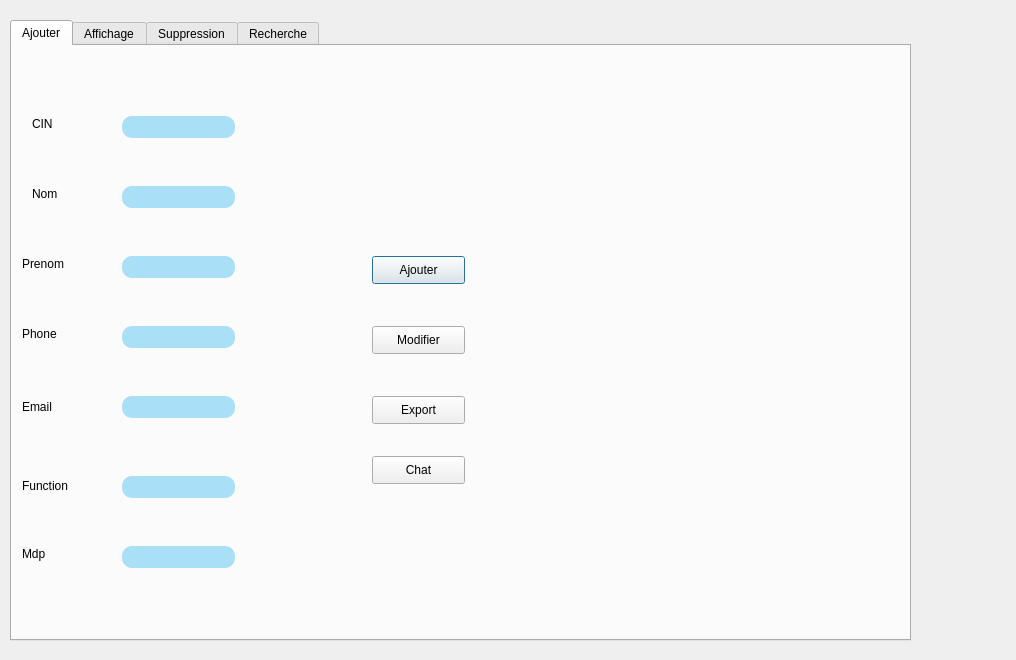
This is dialog.ui in medoussemaboussida/Royal-Travelers as Qt 5 draws it before an edit. The edited form follows.
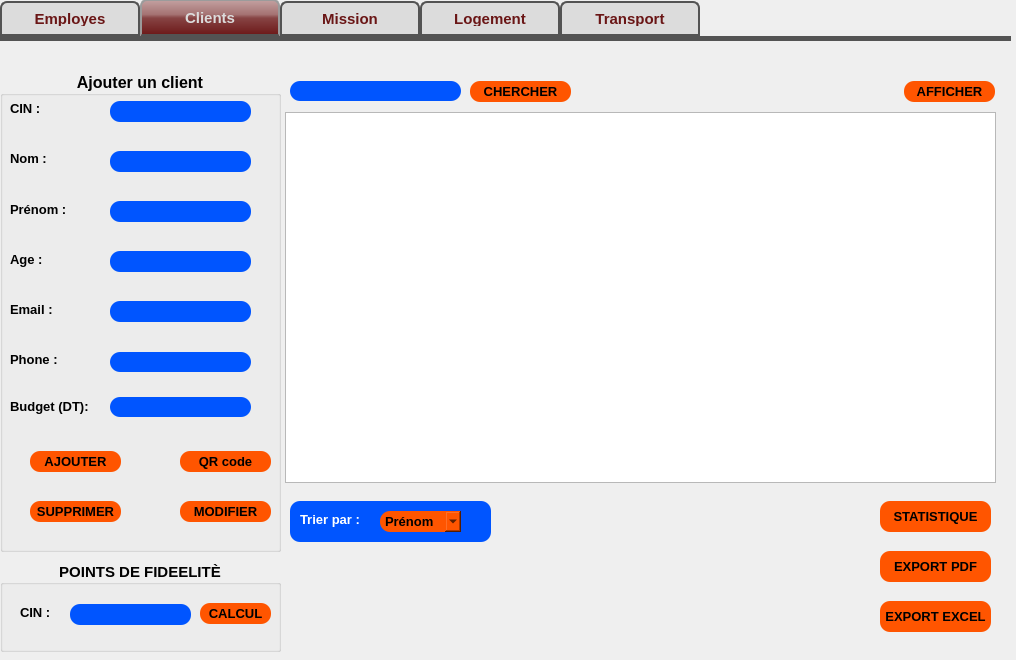
This is the edited form. The open tabs and pages were chosen to show the change.

Commit message: integration employee+clients

Patch:
```diff
--- a/dialog.ui
+++ b/dialog.ui
@@ -16,8 +16,65 @@
   <widget class="QTabWidget" name="tabWidget">
    <property name="geometry">
     <rect>
-     <x>10</x>
-     <y>20</y>
+     <x>0</x>
+     <y>-1</y>
+     <width>1011</width>
+     <height>661</height>
+    </rect>
+   </property>
+   <property name="font">
+    <font>
+     <pointsize>10</pointsize>
+     <weight>75</weight>
+     <bold>true</bold>
+    </font>
+   </property>
+   <property name="styleSheet">
+    <string notr="true">QTabWidget::pane { /* The tab widget frame */
+border-top: 5px solid #535353;
+}
+QTabWidget::tab-bar {
+left: 0px; /* move to the right by 5px */
+}
+/* Style the tab using the tab sub-control. Note that it reads QTabBar _not_ QTabWidget */
+QTabBar::tab {
+background: #dcdcdc;
+border: 2px solid #535353;
+border-bottom-color: #535353; /* same as the pane color */
+border-top-left-radius: 7px;
+border-top-right-radius: 7px;
+min-width: 120px;
+padding: 8px;
+color: #6a1616;
+font-size:15px;
+font-family:Arial, Helvetica, sans-serif;
+}
+QTabBar::tab:selected, QTabBar::tab:hover {
+background: qlineargradient(x1: 0, y1: 0, x2: 0, y2: 1, stop: 0 #c3a1a1, stop: 0.4 #a57373, stop: 0.5 #874444, stop: 1.0 #6a1616);
+}
+QTabBar::tab:selected {
+border-color: #9B9B9B;
+border-bottom-color: #535353; /* same as pane color */
+color: #dcdcdc;
+font-size:15px;
+font-family:Arial, Helvetica, sans-serif;
+}
+QTabBar::tab:!selected {
+margin-top: 2px; /* make non-selected tabs look smaller */
+}</string>
+   </property>
+   <property name="currentIndex">
+    <number>0</number>
+   </property>
+   <widget class="QWidget" name="tab_9">
+    <attribute name="title">
+     <string>Employes</string>
+    </attribute>
+    <widget class="QTabWidget" name="tabWidget_2">
+     <property name="geometry">
+      <rect>
+       <x>0</x>
+       <y>0</y>
      <width>901</width>
      <height>621</height>
     </rect>
@@ -32,48 +89,73 @@
     <widget class="QPushButton" name="pb_ajouter">
      <property name="geometry">
       <rect>
-       <x>360</x>
-       <y>210</y>
+         <x>470</x>
+         <y>100</y>
        <width>93</width>
        <height>28</height>
       </rect>
      </property>
+       <property name="font">
+        <font>
+         <pointsize>10</pointsize>
+         <weight>75</weight>
+         <bold>true</bold>
+        </font>
+       </property>
      <property name="styleSheet">
-      <string notr="true">QPushButton:hover
-{
-color:blue;
-border-radius:15px;
-background:#ff8000;
+        <string notr="true">QPushButton{
+color: rgb(0, 0, 0);
+background-color: rgb(255, 85, 0);
+border-radius:10px;
+}
+QPushButton:hover{
+
+color:rgb(255, 85, 0);
+background-color: rgb(0, 0, 0);
 }</string>
      </property>
      <property name="text">
-      <string>Ajouter</string>
+        <string>AJOUTER</string>
      </property>
     </widget>
     <widget class="QLabel" name="label">
      <property name="geometry">
       <rect>
-       <x>20</x>
+         <x>10</x>
        <y>70</y>
        <width>56</width>
        <height>16</height>
       </rect>
      </property>
+       <property name="font">
+        <font>
+         <pointsize>10</pointsize>
+         <weight>75</weight>
+         <bold>true</bold>
+        </font>
+       </property>
      <property name="text">
-      <string>CIN </string>
+        <string>CIN :</string>
      </property>
     </widget>
     <widget class="QLabel" name="label_2">
      <property name="geometry">
       <rect>
-       <x>20</x>
+         <x>10</x>
        <y>140</y>
        <width>56</width>
        <height>16</height>
       </rect>
      </property>
+       <property name="font">
+        <font>
+         <pointsize>10</pointsize>
+         <weight>75</weight>
+         <bold>true</bold>
+        </font>
+       </property>
      <property name="text">
-      <string>Nom</string>
+        <string>Nom :</string>
      </property>
     </widget>
     <widget class="QLabel" name="label_3">
@@ -81,12 +163,19 @@
       <rect>
        <x>10</x>
        <y>210</y>
-       <width>56</width>
+         <width>81</width>
        <height>16</height>
       </rect>
      </property>
+       <property name="font">
+        <font>
+         <pointsize>10</pointsize>
+         <weight>75</weight>
+         <bold>true</bold>
+        </font>
+       </property>
      <property name="text">
-      <string>Prenom</string>
+        <string>Prenom :</string>
      </property>
     </widget>
     <widget class="QLabel" name="label_4">
@@ -98,8 +187,15 @@
        <height>21</height>
       </rect>
      </property>
+       <property name="font">
+        <font>
+         <pointsize>10</pointsize>
+         <weight>75</weight>
+         <bold>true</bold>
+        </font>
+       </property>
      <property name="text">
-      <string>Email</string>
+        <string>Email :</string>
      </property>
     </widget>
     <widget class="QLabel" name="label_5">
@@ -107,12 +203,19 @@
       <rect>
        <x>10</x>
        <y>280</y>
-       <width>56</width>
+         <width>81</width>
        <height>16</height>
       </rect>
      </property>
+       <property name="font">
+        <font>
+         <pointsize>10</pointsize>
+         <weight>75</weight>
+         <bold>true</bold>
+        </font>
+       </property>
      <property name="text">
-      <string>Phone</string>
+        <string>Phone :</string>
      </property>
     </widget>
     <widget class="QLabel" name="label_6">
@@ -120,26 +223,40 @@
       <rect>
        <x>10</x>
        <y>430</y>
-       <width>56</width>
+         <width>131</width>
        <height>20</height>
       </rect>
      </property>
+       <property name="font">
+        <font>
+         <pointsize>10</pointsize>
+         <weight>75</weight>
+         <bold>true</bold>
+        </font>
+       </property>
      <property name="text">
-      <string>Function</string>
+        <string>Fonction :</string>
      </property>
     </widget>
     <widget class="QLineEdit" name="lineEdit_CIN">
      <property name="geometry">
       <rect>
-       <x>110</x>
+         <x>160</x>
        <y>70</y>
-       <width>113</width>
+         <width>131</width>
        <height>22</height>
       </rect>
      </property>
+       <property name="font">
+        <font>
+         <pointsize>9</pointsize>
+         <weight>75</weight>
+         <bold>true</bold>
+        </font>
+       </property>
      <property name="styleSheet">
-      <string notr="true">background-color: rgb(169, 223, 247);
-color:rgb(0,0,0);
+        <string notr="true">color: rgb(255,255,255);
+background-color: rgb(0, 85, 255);
 border-radius:10px;</string>
      </property>
      <property name="text">
@@ -149,75 +266,110 @@
     <widget class="QLineEdit" name="lineEdit_Prenom">
      <property name="geometry">
       <rect>
-       <x>110</x>
+         <x>160</x>
        <y>210</y>
-       <width>113</width>
+         <width>131</width>
        <height>22</height>
       </rect>
      </property>
+       <property name="font">
+        <font>
+         <pointsize>9</pointsize>
+         <weight>75</weight>
+         <bold>true</bold>
+        </font>
+       </property>
      <property name="styleSheet">
-      <string notr="true">background-color: rgb(169, 223, 247);
-color:rgb(0,0,0);
+        <string notr="true">color: rgb(255,255,255);
+background-color: rgb(0, 85, 255);
 border-radius:10px;</string>
      </property>
     </widget>
     <widget class="QLineEdit" name="lineEdit_Email">
      <property name="geometry">
       <rect>
-       <x>110</x>
+         <x>160</x>
        <y>350</y>
-       <width>113</width>
+         <width>131</width>
        <height>22</height>
       </rect>
      </property>
+       <property name="font">
+        <font>
+         <pointsize>9</pointsize>
+         <weight>75</weight>
+         <bold>true</bold>
+        </font>
+       </property>
      <property name="styleSheet">
-      <string notr="true">background-color: rgb(169, 223, 247);
-color:rgb(0,0,0);
+        <string notr="true">color: rgb(255,255,255);
+background-color: rgb(0, 85, 255);
 border-radius:10px;</string>
      </property>
     </widget>
     <widget class="QLineEdit" name="lineEdit_Function">
      <property name="geometry">
       <rect>
-       <x>110</x>
+         <x>160</x>
        <y>430</y>
-       <width>113</width>
+         <width>131</width>
        <height>22</height>
       </rect>
      </property>
+       <property name="font">
+        <font>
+         <pointsize>9</pointsize>
+         <weight>75</weight>
+         <bold>true</bold>
+        </font>
+       </property>
      <property name="styleSheet">
-      <string notr="true">background-color: rgb(169, 223, 247);
-color:rgb(0,0,0);
+        <string notr="true">color: rgb(255,255,255);
+background-color: rgb(0, 85, 255);
 border-radius:10px;</string>
      </property>
     </widget>
     <widget class="QLineEdit" name="lineEdit_Phone">
      <property name="geometry">
       <rect>
-       <x>110</x>
+         <x>160</x>
        <y>280</y>
-       <width>113</width>
+         <width>131</width>
        <height>22</height>
       </rect>
      </property>
+       <property name="font">
+        <font>
+         <pointsize>9</pointsize>
+         <weight>75</weight>
+         <bold>true</bold>
+        </font>
+       </property>
      <property name="styleSheet">
-      <string notr="true">background-color: rgb(169, 223, 247);
-color:rgb(0,0,0);
+        <string notr="true">color: rgb(255,255,255);
+background-color: rgb(0, 85, 255);
 border-radius:10px;</string>
      </property>
     </widget>
     <widget class="QLineEdit" name="lineEdit_Nom">
      <property name="geometry">
       <rect>
-       <x>110</x>
+         <x>160</x>
        <y>140</y>
-       <width>113</width>
+         <width>131</width>
        <height>22</height>
       </rect>
      </property>
+       <property name="font">
+        <font>
+         <pointsize>9</pointsize>
+         <weight>75</weight>
+         <bold>true</bold>
+        </font>
+       </property>
      <property name="styleSheet">
-      <string notr="true">background-color: rgb(169, 223, 247);
-color:rgb(0,0,0);
+        <string notr="true">color: rgb(255,255,255);
+background-color: rgb(0, 85, 255);
 border-radius:10px;</string>
      </property>
     </widget>
@@ -226,90 +378,137 @@
       <rect>
        <x>10</x>
        <y>500</y>
-       <width>56</width>
+         <width>131</width>
        <height>16</height>
       </rect>
      </property>
+       <property name="font">
+        <font>
+         <pointsize>10</pointsize>
+         <weight>75</weight>
+         <bold>true</bold>
+        </font>
+       </property>
      <property name="text">
-      <string>Mdp</string>
+        <string>Mot de passe :</string>
      </property>
     </widget>
     <widget class="QLineEdit" name="lineEdit_Mdp">
      <property name="geometry">
       <rect>
-       <x>110</x>
+         <x>160</x>
        <y>500</y>
-       <width>113</width>
+         <width>131</width>
        <height>22</height>
       </rect>
      </property>
+       <property name="font">
+        <font>
+         <pointsize>9</pointsize>
+         <weight>75</weight>
+         <bold>true</bold>
+        </font>
+       </property>
      <property name="styleSheet">
-      <string notr="true">background-color: rgb(169, 223, 247);
-color:rgb(0,0,0);
+        <string notr="true">color: rgb(255,255,255);
+background-color: rgb(0, 85, 255);
 border-radius:10px;</string>
      </property>
     </widget>
     <widget class="QPushButton" name="pb_modifier">
      <property name="geometry">
       <rect>
-       <x>360</x>
-       <y>280</y>
+         <x>470</x>
+         <y>170</y>
        <width>93</width>
        <height>28</height>
       </rect>
      </property>
+       <property name="font">
+        <font>
+         <pointsize>10</pointsize>
+         <weight>75</weight>
+         <bold>true</bold>
+        </font>
+       </property>
      <property name="styleSheet">
-      <string notr="true">QPushButton:hover
-{
-color:blue;
-border-radius:15px;
-background:#ff8000;
+        <string notr="true">QPushButton{
+color: rgb(0, 0, 0);
+background-color: rgb(255, 85, 0);
+border-radius:10px;
+}
+QPushButton:hover{
+
+color:rgb(255, 85, 0);
+background-color: rgb(0, 0, 0);
 }</string>
      </property>
      <property name="text">
-      <string>Modifier</string>
+        <string>MODIFIER</string>
      </property>
     </widget>
     <widget class="QPushButton" name="pb_export">
      <property name="geometry">
       <rect>
-       <x>360</x>
-       <y>350</y>
+         <x>470</x>
+         <y>240</y>
        <width>93</width>
        <height>28</height>
       </rect>
      </property>
+       <property name="font">
+        <font>
+         <pointsize>10</pointsize>
+         <weight>75</weight>
+         <bold>true</bold>
+        </font>
+       </property>
      <property name="styleSheet">
-      <string notr="true">QPushButton:hover
-{
-color:blue;
-border-radius:15px;
-background:#ff8000;
+        <string notr="true">QPushButton{
+color: rgb(0, 0, 0);
+background-color: rgb(255, 85, 0);
+border-radius:10px;
+}
+QPushButton:hover{
+
+color:rgb(255, 85, 0);
+background-color: rgb(0, 0, 0);
 }</string>
      </property>
      <property name="text">
-      <string>Export</string>
+        <string>EXPORT PDF</string>
      </property>
     </widget>
     <widget class="QPushButton" name="pb_chat">
      <property name="geometry">
       <rect>
-       <x>360</x>
-       <y>410</y>
+         <x>470</x>
+         <y>300</y>
        <width>93</width>
        <height>28</height>
       </rect>
      </property>
+       <property name="font">
+        <font>
+         <pointsize>10</pointsize>
+         <weight>75</weight>
+         <bold>true</bold>
+        </font>
+       </property>
      <property name="styleSheet">
-      <string notr="true">QPushButton:hover
-{
-color:blue;
-border-radius:15px;
-background:#ff8000;
+        <string notr="true">QPushButton{
+color: rgb(0, 0, 0);
+background-color: rgb(255, 85, 0);
+border-radius:10px;
+}
+QPushButton:hover{
+
+color:rgb(255, 85, 0);
+background-color: rgb(0, 0, 0);
 }</string>
      </property>
      <property name="text">
-      <string>Chat</string>
+        <string>CHAT BOX</string>
      </property>
     </widget>
    </widget>
@@ -511,6 +710,880 @@
 border-radius:10px;</string>
      </property>
     </widget>
+     </widget>
+    </widget>
+   </widget>
+   <widget class="QWidget" name="tab_10">
+    <attribute name="title">
+     <string>Clients</string>
+    </attribute>
+    <widget class="QLabel" name="label_19">
+     <property name="geometry">
+      <rect>
+       <x>530</x>
+       <y>490</y>
+       <width>161</width>
+       <height>111</height>
+      </rect>
+     </property>
+     <property name="text">
+      <string/>
+     </property>
+    </widget>
+    <widget class="QPushButton" name="pushButton_stat">
+     <property name="geometry">
+      <rect>
+       <x>880</x>
+       <y>460</y>
+       <width>111</width>
+       <height>31</height>
+      </rect>
+     </property>
+     <property name="font">
+      <font>
+       <pointsize>10</pointsize>
+       <weight>75</weight>
+       <bold>true</bold>
+      </font>
+     </property>
+     <property name="styleSheet">
+      <string notr="true">QPushButton{
+color: rgb(0, 0, 0);
+background-color: rgb(255, 85, 0);
+border-radius:10px;
+}
+QPushButton:hover{
+
+color:rgb(255, 85, 0);
+background-color: rgb(0, 0, 0);
+}</string>
+     </property>
+     <property name="text">
+      <string>STATISTIQUE</string>
+     </property>
+    </widget>
+    <widget class="QGroupBox" name="groupBox_3">
+     <property name="geometry">
+      <rect>
+       <x>0</x>
+       <y>520</y>
+       <width>281</width>
+       <height>91</height>
+      </rect>
+     </property>
+     <property name="font">
+      <font>
+       <pointsize>11</pointsize>
+       <weight>75</weight>
+       <bold>true</bold>
+      </font>
+     </property>
+     <property name="styleSheet">
+      <string notr="true"/>
+     </property>
+     <property name="title">
+      <string>POINTS DE FIDEELITÈ</string>
+     </property>
+     <property name="alignment">
+      <set>Qt::AlignCenter</set>
+     </property>
+     <widget class="QLabel" name="label_28">
+      <property name="geometry">
+       <rect>
+        <x>20</x>
+        <y>41</y>
+        <width>47</width>
+        <height>20</height>
+       </rect>
+      </property>
+      <property name="font">
+       <font>
+        <pointsize>10</pointsize>
+        <weight>75</weight>
+        <bold>true</bold>
+       </font>
+      </property>
+      <property name="text">
+       <string>CIN :</string>
+      </property>
+     </widget>
+     <widget class="QLineEdit" name="lineEdit_cinfidele_2">
+      <property name="geometry">
+       <rect>
+        <x>70</x>
+        <y>43</y>
+        <width>121</width>
+        <height>21</height>
+       </rect>
+      </property>
+      <property name="font">
+       <font>
+        <pointsize>9</pointsize>
+        <weight>75</weight>
+        <bold>true</bold>
+       </font>
+      </property>
+      <property name="styleSheet">
+       <string notr="true">color: rgb(255,255,255);
+background-color: rgb(0, 85, 255);
+border-radius:10px;</string>
+      </property>
+     </widget>
+     <widget class="QPushButton" name="pushButton_calcul_2">
+      <property name="geometry">
+       <rect>
+        <x>200</x>
+        <y>42</y>
+        <width>71</width>
+        <height>21</height>
+       </rect>
+      </property>
+      <property name="font">
+       <font>
+        <pointsize>10</pointsize>
+        <weight>75</weight>
+        <bold>true</bold>
+       </font>
+      </property>
+      <property name="styleSheet">
+       <string notr="true">QPushButton{
+color: rgb(0, 0, 0);
+background-color: rgb(255, 85, 0);
+border-radius:10px;
+}
+QPushButton:hover{
+
+color:rgb(255, 85, 0);
+background-color: rgb(0, 0, 0);
+}</string>
+      </property>
+      <property name="text">
+       <string>CALCUL</string>
+      </property>
+     </widget>
+    </widget>
+    <widget class="QPushButton" name="pushButton_excel">
+     <property name="geometry">
+      <rect>
+       <x>880</x>
+       <y>560</y>
+       <width>111</width>
+       <height>31</height>
+      </rect>
+     </property>
+     <property name="font">
+      <font>
+       <pointsize>10</pointsize>
+       <weight>75</weight>
+       <bold>true</bold>
+      </font>
+     </property>
+     <property name="styleSheet">
+      <string notr="true">QPushButton{
+color: rgb(0, 0, 0);
+background-color: rgb(255, 85, 0);
+border-radius:10px;
+}
+QPushButton:hover{
+
+color:rgb(255, 85, 0);
+background-color: rgb(0, 0, 0);
+}</string>
+     </property>
+     <property name="text">
+      <string>EXPORT EXCEL</string>
+     </property>
+    </widget>
+    <widget class="QGroupBox" name="groupBox">
+     <property name="geometry">
+      <rect>
+       <x>0</x>
+       <y>30</y>
+       <width>281</width>
+       <height>481</height>
+      </rect>
+     </property>
+     <property name="font">
+      <font>
+       <pointsize>12</pointsize>
+       <weight>75</weight>
+       <bold>true</bold>
+      </font>
+     </property>
+     <property name="styleSheet">
+      <string notr="true"/>
+     </property>
+     <property name="title">
+      <string>Ajouter un client</string>
+     </property>
+     <property name="alignment">
+      <set>Qt::AlignCenter</set>
+     </property>
+     <widget class="QLabel" name="label_29">
+      <property name="geometry">
+       <rect>
+        <x>10</x>
+        <y>80</y>
+        <width>47</width>
+        <height>14</height>
+       </rect>
+      </property>
+      <property name="font">
+       <font>
+        <pointsize>10</pointsize>
+        <weight>75</weight>
+        <bold>true</bold>
+       </font>
+      </property>
+      <property name="text">
+       <string>Nom :</string>
+      </property>
+     </widget>
+     <widget class="QLabel" name="label_30">
+      <property name="geometry">
+       <rect>
+        <x>10</x>
+        <y>130</y>
+        <width>61</width>
+        <height>16</height>
+       </rect>
+      </property>
+      <property name="font">
+       <font>
+        <pointsize>10</pointsize>
+        <weight>75</weight>
+        <bold>true</bold>
+       </font>
+      </property>
+      <property name="text">
+       <string>Prénom :</string>
+      </property>
+     </widget>
+     <widget class="QLabel" name="label_31">
+      <property name="geometry">
+       <rect>
+        <x>10</x>
+        <y>30</y>
+        <width>47</width>
+        <height>14</height>
+       </rect>
+      </property>
+      <property name="font">
+       <font>
+        <pointsize>10</pointsize>
+        <weight>75</weight>
+        <bold>true</bold>
+       </font>
+      </property>
+      <property name="focusPolicy">
+       <enum>Qt::NoFocus</enum>
+      </property>
+      <property name="styleSheet">
+       <string notr="true"/>
+      </property>
+      <property name="text">
+       <string>CIN :</string>
+      </property>
+     </widget>
+     <widget class="QLabel" name="label_32">
+      <property name="geometry">
+       <rect>
+        <x>10</x>
+        <y>180</y>
+        <width>47</width>
+        <height>16</height>
+       </rect>
+      </property>
+      <property name="font">
+       <font>
+        <pointsize>10</pointsize>
+        <weight>75</weight>
+        <bold>true</bold>
+       </font>
+      </property>
+      <property name="text">
+       <string>Age :</string>
+      </property>
+     </widget>
+     <widget class="QLabel" name="label_33">
+      <property name="geometry">
+       <rect>
+        <x>10</x>
+        <y>230</y>
+        <width>51</width>
+        <height>16</height>
+       </rect>
+      </property>
+      <property name="font">
+       <font>
+        <pointsize>10</pointsize>
+        <weight>75</weight>
+        <bold>true</bold>
+       </font>
+      </property>
+      <property name="text">
+       <string>Email :</string>
+      </property>
+     </widget>
+     <widget class="QLabel" name="label_34">
+      <property name="geometry">
+       <rect>
+        <x>10</x>
+        <y>280</y>
+        <width>51</width>
+        <height>16</height>
+       </rect>
+      </property>
+      <property name="font">
+       <font>
+        <pointsize>10</pointsize>
+        <weight>75</weight>
+        <bold>true</bold>
+       </font>
+      </property>
+      <property name="text">
+       <string>Phone :</string>
+      </property>
+     </widget>
+     <widget class="QLineEdit" name="lineEdit_nom_2">
+      <property name="geometry">
+       <rect>
+        <x>110</x>
+        <y>80</y>
+        <width>141</width>
+        <height>21</height>
+       </rect>
+      </property>
+      <property name="font">
+       <font>
+        <pointsize>9</pointsize>
+        <weight>75</weight>
+        <bold>true</bold>
+       </font>
+      </property>
+      <property name="styleSheet">
+       <string notr="true">color: rgb(255,255,255);
+background-color: rgb(0, 85, 255);
+border-radius:10px;</string>
+      </property>
+      <property name="dragEnabled">
+       <bool>false</bool>
+      </property>
+     </widget>
+     <widget class="QLineEdit" name="lineEdit_prenom_2">
+      <property name="geometry">
+       <rect>
+        <x>110</x>
+        <y>130</y>
+        <width>141</width>
+        <height>21</height>
+       </rect>
+      </property>
+      <property name="font">
+       <font>
+        <pointsize>9</pointsize>
+        <weight>75</weight>
+        <bold>true</bold>
+       </font>
+      </property>
+      <property name="styleSheet">
+       <string notr="true">color: rgb(255,255,255);
+background-color: rgb(0, 85, 255);
+border-radius:10px;</string>
+      </property>
+     </widget>
+     <widget class="QLineEdit" name="lineEdit_cin_2">
+      <property name="geometry">
+       <rect>
+        <x>110</x>
+        <y>30</y>
+        <width>141</width>
+        <height>21</height>
+       </rect>
+      </property>
+      <property name="font">
+       <font>
+        <pointsize>9</pointsize>
+        <weight>75</weight>
+        <bold>true</bold>
+       </font>
+      </property>
+      <property name="styleSheet">
+       <string notr="true">color: rgb(255,255,255);
+background-color: rgb(0, 85, 255);
+border-radius:10px;</string>
+      </property>
+      <property name="dragEnabled">
+       <bool>false</bool>
+      </property>
+     </widget>
+     <widget class="QLineEdit" name="lineEdit_email_2">
+      <property name="geometry">
+       <rect>
+        <x>110</x>
+        <y>230</y>
+        <width>141</width>
+        <height>21</height>
+       </rect>
+      </property>
+      <property name="font">
+       <font>
+        <pointsize>9</pointsize>
+        <weight>75</weight>
+        <bold>true</bold>
+       </font>
+      </property>
+      <property name="styleSheet">
+       <string notr="true">color: rgb(255,255,255);
+background-color: rgb(0, 85, 255);
+border-radius:10px;</string>
+      </property>
+     </widget>
+     <widget class="QLineEdit" name="lineEdit_phone_2">
+      <property name="geometry">
+       <rect>
+        <x>110</x>
+        <y>281</y>
+        <width>141</width>
+        <height>20</height>
+       </rect>
+      </property>
+      <property name="font">
+       <font>
+        <pointsize>9</pointsize>
+        <weight>75</weight>
+        <bold>true</bold>
+       </font>
+      </property>
+      <property name="styleSheet">
+       <string notr="true">color: rgb(255,255,255);
+background-color: rgb(0, 85, 255);
+border-radius:10px;</string>
+      </property>
+     </widget>
+     <widget class="QLineEdit" name="lineEdit_age_2">
+      <property name="geometry">
+       <rect>
+        <x>110</x>
+        <y>180</y>
+        <width>141</width>
+        <height>21</height>
+       </rect>
+      </property>
+      <property name="font">
+       <font>
+        <pointsize>9</pointsize>
+        <weight>75</weight>
+        <bold>true</bold>
+       </font>
+      </property>
+      <property name="styleSheet">
+       <string notr="true">color: rgb(255,255,255);
+background-color: rgb(0, 85, 255);
+border-radius:10px;</string>
+      </property>
+     </widget>
+     <widget class="QLabel" name="label_35">
+      <property name="geometry">
+       <rect>
+        <x>10</x>
+        <y>320</y>
+        <width>91</width>
+        <height>31</height>
+       </rect>
+      </property>
+      <property name="font">
+       <font>
+        <pointsize>10</pointsize>
+        <weight>75</weight>
+        <bold>true</bold>
+       </font>
+      </property>
+      <property name="text">
+       <string>Budget (DT):</string>
+      </property>
+     </widget>
+     <widget class="QLineEdit" name="lineEdit_budget_2">
+      <property name="geometry">
+       <rect>
+        <x>110</x>
+        <y>326</y>
+        <width>141</width>
+        <height>20</height>
+       </rect>
+      </property>
+      <property name="font">
+       <font>
+        <pointsize>9</pointsize>
+        <weight>75</weight>
+        <bold>true</bold>
+       </font>
+      </property>
+      <property name="styleSheet">
+       <string notr="true">color: rgb(255,255,255);
+background-color: rgb(0, 85, 255);
+border-radius:10px;</string>
+      </property>
+     </widget>
+     <widget class="QPushButton" name="pushButton_ajouter_2">
+      <property name="geometry">
+       <rect>
+        <x>30</x>
+        <y>380</y>
+        <width>91</width>
+        <height>21</height>
+       </rect>
+      </property>
+      <property name="font">
+       <font>
+        <pointsize>10</pointsize>
+        <weight>75</weight>
+        <bold>true</bold>
+       </font>
+      </property>
+      <property name="styleSheet">
+       <string notr="true">QPushButton{
+color: rgb(0, 0, 0);
+background-color: rgb(255, 85, 0);
+border-radius:10px;
+}
+QPushButton:hover{
+
+color:rgb(255, 85, 0);
+background-color: rgb(0, 0, 0);
+}</string>
+      </property>
+      <property name="text">
+       <string>AJOUTER</string>
+      </property>
+     </widget>
+     <widget class="QPushButton" name="pushButton_modifier_2">
+      <property name="geometry">
+       <rect>
+        <x>180</x>
+        <y>430</y>
+        <width>91</width>
+        <height>21</height>
+       </rect>
+      </property>
+      <property name="font">
+       <font>
+        <pointsize>10</pointsize>
+        <weight>75</weight>
+        <bold>true</bold>
+       </font>
+      </property>
+      <property name="styleSheet">
+       <string notr="true">QPushButton{
+color: rgb(0, 0, 0);
+background-color: rgb(255, 85, 0);
+border-radius:10px;
+}
+QPushButton:hover{
+
+color:rgb(255, 85, 0);
+background-color: rgb(0, 0, 0);
+}</string>
+      </property>
+      <property name="text">
+       <string>MODIFIER</string>
+      </property>
+     </widget>
+     <widget class="QPushButton" name="pushButton_supprimer_2">
+      <property name="geometry">
+       <rect>
+        <x>30</x>
+        <y>430</y>
+        <width>91</width>
+        <height>21</height>
+       </rect>
+      </property>
+      <property name="font">
+       <font>
+        <pointsize>10</pointsize>
+        <weight>75</weight>
+        <bold>true</bold>
+       </font>
+      </property>
+      <property name="styleSheet">
+       <string notr="true">QPushButton{
+color: rgb(0, 0, 0);
+background-color: rgb(255, 85, 0);
+border-radius:10px;
+}
+QPushButton:hover{
+
+color:rgb(255, 85, 0);
+background-color: rgb(0, 0, 0);
+}</string>
+      </property>
+      <property name="text">
+       <string>SUPPRIMER</string>
+      </property>
+     </widget>
+     <widget class="QPushButton" name="pushButton_qr_2">
+      <property name="geometry">
+       <rect>
+        <x>180</x>
+        <y>380</y>
+        <width>91</width>
+        <height>21</height>
+       </rect>
+      </property>
+      <property name="font">
+       <font>
+        <pointsize>10</pointsize>
+        <weight>75</weight>
+        <bold>true</bold>
+       </font>
+      </property>
+      <property name="styleSheet">
+       <string notr="true">QPushButton{
+color: rgb(0, 0, 0);
+background-color: rgb(255, 85, 0);
+border-radius:10px;
+}
+QPushButton:hover{
+
+color:rgb(255, 85, 0);
+background-color: rgb(0, 0, 0);
+}</string>
+      </property>
+      <property name="text">
+       <string>QR code</string>
+      </property>
+     </widget>
+    </widget>
+    <widget class="QTableView" name="tableView">
+     <property name="geometry">
+      <rect>
+       <x>285</x>
+       <y>71</y>
+       <width>711</width>
+       <height>371</height>
+      </rect>
+     </property>
+     <property name="styleSheet">
+      <string notr="true"/>
+     </property>
+    </widget>
+    <widget class="QPushButton" name="pushButton_pdf">
+     <property name="geometry">
+      <rect>
+       <x>880</x>
+       <y>510</y>
+       <width>111</width>
+       <height>31</height>
+      </rect>
+     </property>
+     <property name="font">
+      <font>
+       <pointsize>10</pointsize>
+       <weight>75</weight>
+       <bold>true</bold>
+      </font>
+     </property>
+     <property name="styleSheet">
+      <string notr="true">QPushButton{
+color: rgb(0, 0, 0);
+background-color: rgb(255, 85, 0);
+border-radius:10px;
+}
+QPushButton:hover{
+
+color:rgb(255, 85, 0);
+background-color: rgb(0, 0, 0);
+}</string>
+     </property>
+     <property name="text">
+      <string>EXPORT PDF</string>
+     </property>
+    </widget>
+    <widget class="QPushButton" name="pushButton_afficher">
+     <property name="geometry">
+      <rect>
+       <x>904</x>
+       <y>40</y>
+       <width>91</width>
+       <height>21</height>
+      </rect>
+     </property>
+     <property name="font">
+      <font>
+       <pointsize>10</pointsize>
+       <weight>75</weight>
+       <bold>true</bold>
+      </font>
+     </property>
+     <property name="styleSheet">
+      <string notr="true">QPushButton{
+color: rgb(0, 0, 0);
+background-color: rgb(255, 85, 0);
+border-radius:10px;
+}
+QPushButton:hover{
+
+color:rgb(255, 85, 0);
+background-color: rgb(0, 0, 0);
+}</string>
+     </property>
+     <property name="text">
+      <string>AFFICHER</string>
+     </property>
+    </widget>
+    <widget class="QPushButton" name="pushButton_chercher">
+     <property name="geometry">
+      <rect>
+       <x>470</x>
+       <y>40</y>
+       <width>101</width>
+       <height>21</height>
+      </rect>
+     </property>
+     <property name="font">
+      <font>
+       <pointsize>10</pointsize>
+       <weight>75</weight>
+       <bold>true</bold>
+      </font>
+     </property>
+     <property name="styleSheet">
+      <string notr="true">QPushButton{
+color: rgb(0, 0, 0);
+background-color: rgb(255, 85, 0);
+border-radius:10px;
+}
+QPushButton:hover{
+
+color:rgb(255, 85, 0);
+background-color: rgb(0, 0, 0);
+}</string>
+     </property>
+     <property name="text">
+      <string>CHERCHER</string>
+     </property>
+    </widget>
+    <widget class="QLineEdit" name="lineEdit_chercher_3">
+     <property name="geometry">
+      <rect>
+       <x>290</x>
+       <y>40</y>
+       <width>171</width>
+       <height>20</height>
+      </rect>
+     </property>
+     <property name="font">
+      <font>
+       <family>MS Shell Dlg 2</family>
+       <pointsize>9</pointsize>
+       <weight>9</weight>
+       <italic>false</italic>
+       <bold>false</bold>
+      </font>
+     </property>
+     <property name="styleSheet">
+      <string notr="true">color: rgb(255,255,255);
+font: 75 9pt &quot;MS Shell Dlg 2&quot;;
+background-color: rgb(0, 85, 255);
+border-radius:10px;</string>
+     </property>
+    </widget>
+    <widget class="QGroupBox" name="groupBox_2">
+     <property name="geometry">
+      <rect>
+       <x>290</x>
+       <y>460</y>
+       <width>201</width>
+       <height>41</height>
+      </rect>
+     </property>
+     <property name="styleSheet">
+      <string notr="true">color: rgb(255,255,255);
+background-color: rgb(0, 85, 255);
+border-radius:10px;</string>
+     </property>
+     <property name="title">
+      <string/>
+     </property>
+     <widget class="QComboBox" name="comboBox">
+      <property name="geometry">
+       <rect>
+        <x>90</x>
+        <y>10</y>
+        <width>81</width>
+        <height>21</height>
+       </rect>
+      </property>
+      <property name="font">
+       <font>
+        <pointsize>10</pointsize>
+        <weight>75</weight>
+        <bold>true</bold>
+       </font>
+      </property>
+      <property name="styleSheet">
+       <string notr="true">QComboBox{
+color: rgb(0, 0, 0);
+background-color: rgb(255, 85, 0);
+border-radius:10px;
+}
+</string>
+      </property>
+      <item>
+       <property name="text">
+        <string>Prénom</string>
+       </property>
+      </item>
+      <item>
+       <property name="text">
+        <string>Nom</string>
+       </property>
+      </item>
+      <item>
+       <property name="text">
+        <string>Age</string>
+       </property>
+      </item>
+     </widget>
+     <widget class="QLabel" name="label_36">
+      <property name="geometry">
+       <rect>
+        <x>10</x>
+        <y>10</y>
+        <width>71</width>
+        <height>16</height>
+       </rect>
+      </property>
+      <property name="font">
+       <font>
+        <pointsize>10</pointsize>
+        <weight>75</weight>
+        <bold>true</bold>
+       </font>
+      </property>
+      <property name="styleSheet">
+       <string notr="true"/>
+      </property>
+      <property name="text">
+       <string>Trier par :</string>
+      </property>
+     </widget>
+    </widget>
+   </widget>
+   <widget class="QWidget" name="tab_5">
+    <attribute name="title">
+     <string>Mission</string>
+    </attribute>
+   </widget>
+   <widget class="QWidget" name="tab_6">
+    <attribute name="title">
+     <string>Logement</string>
+    </attribute>
+   </widget>
+   <widget class="QWidget" name="tab_7">
+    <attribute name="title">
+     <string>Transport</string>
+    </attribute>
    </widget>
   </widget>
  </widget>
```
Left out of the diff: 216 changed lines with no effect on the pictures. Lines whose indentation alone changed are shown as unchanged. The commit also changes 22 other files.
